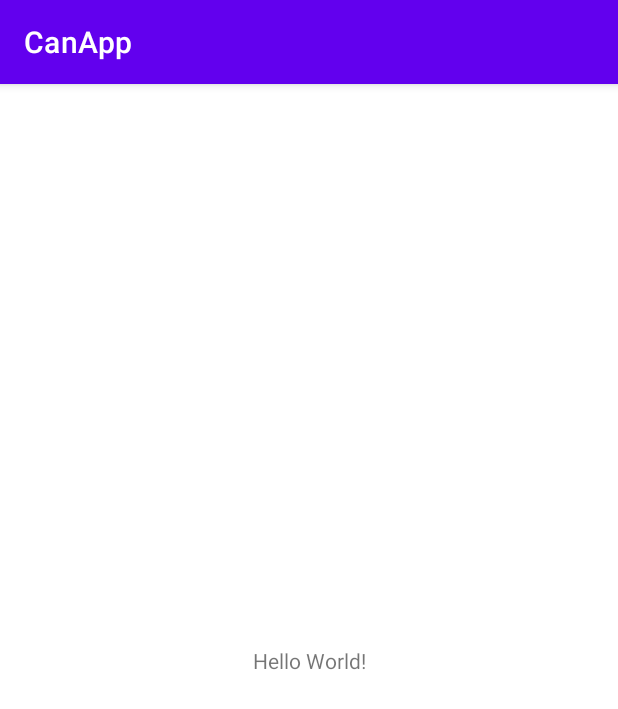
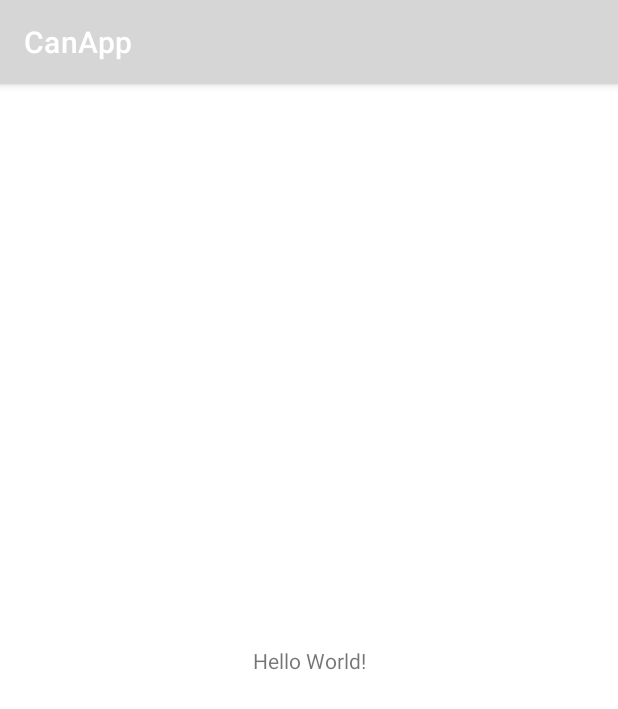
Before and after one commit to khiemld/CanApp, an Android app: the screen it shows after launch (MainActivity), on a phone screen of 412 x 824 dp. Shown: the top 709 px of the screen. Run offline under Robolectric (Android 15) with nearby library versions, the phone set to English and light mode, and no system bars.

Commit message:
update package & color

```diff
--- a/app/src/main/res/values/colors.xml
+++ b/app/src/main/res/values/colors.xml
@@ -1,10 +1,11 @@
 <?xml version="1.0" encoding="utf-8"?>
 <resources>
-    <color name="purple_200">#FFBB86FC</color>
-    <color name="purple_500">#FF6200EE</color>
-    <color name="purple_700">#FF3700B3</color>
-    <color name="teal_200">#FF03DAC5</color>
-    <color name="teal_700">#FF018786</color>
+    <color name="main_blue">#001E6C</color>
+    <color name="second_blue">#035397</color>
+    <color name="third_blue">#5089C6</color>
+    <color name="normal_blue">#032E9F</color>
+    <color name="orange">#FFAA4C</color>
+    <color name="hint">#A5A4AD</color>
     <color name="black">#FF000000</color>
     <color name="white">#FFFFFFFF</color>
 </resources>
```
